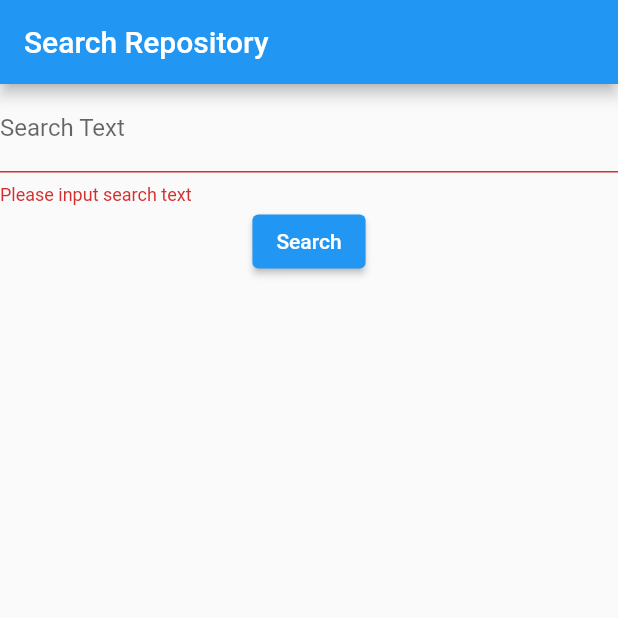
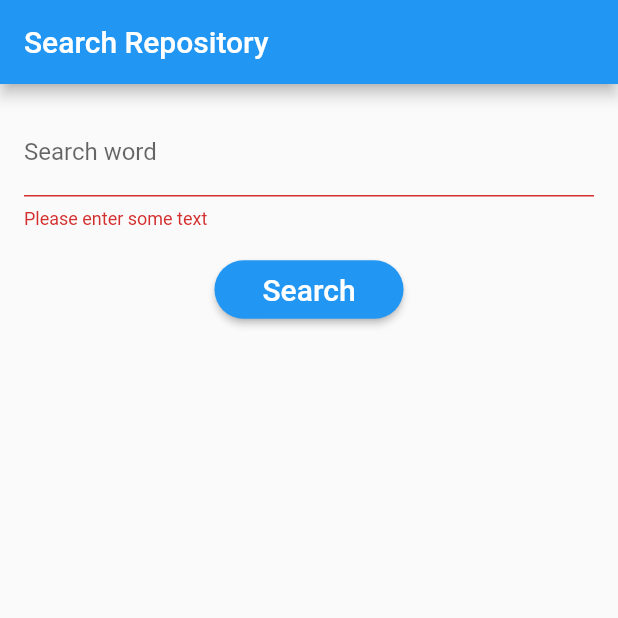
Before and after one commit to AppDeveloperMLLB/codecheck, a Flutter app: the screen it shows after launch, after a tap on "Search", on a phone screen of 412 x 824 dp, the top half of it. Run offline on Flutter 3.47's test engine with Material 2 defaults, Android fonts, the phone set to English and light mode, and no system bars; our stand-ins replace flutter_hooks, freezed_annotation, go_router, hooks_riverpod; network calls fail.

Commit message:
Feat/add search repository page (#11)
* feat/add_search_repository_page first commit

* [update]Updated search result list view

Change the content displayed in the list to show only the repository name.

* [update]Added search text validator

refs #3 Added search text validator when search with a blank.

* [update]Define the string to be displayed on the screen.

refs #3 Define the string to be displayed on the screen in AppStrings.

* [update]Refined page design.

refs #1 Refined search page design.

* [add]Added golden test.

refs #3 Added golden test of FormButton.

* [add]Added InputTextFormField golden test.

Added InputTextFormField golden test.

* [fix]Fixed loading view.

Fixed an issue where the loading indicator was too tall and caused display distortion.

---------

Co-authored-by: MLLB <app.developer.mllb@gmail.com>

```diff
--- a/lib/main.dart
+++ b/lib/main.dart
@@ -1,4 +1,5 @@
 import 'package:codecheck/core/router/app_router.dart';
+import 'package:codecheck/presentation/app_theme.dart';
 import 'package:flutter/material.dart';
 import 'package:hooks_riverpod/hooks_riverpod.dart';
 
@@ -17,9 +18,7 @@ class MyApp extends StatelessWidget {
     final appRouter = AppRouter().router;
     return MaterialApp.router(
       title: 'Codecheck',
-      theme: ThemeData(
-        primarySwatch: Colors.blue,
-      ),
+      theme: appTheme,
       routeInformationParser: appRouter.routeInformationParser,
       routerDelegate: appRouter.routerDelegate,
       routeInformationProvider: appRouter.routeInformationProvider,
--- /dev/null
+++ b/lib/presentation/app_strings.dart
@@ -0,0 +1,6 @@
+class AppStrings {
+  static const String inputErrorMessageInSearchText = 'Please enter some text';
+  static const String searchRepositoryPageTitle = 'Search Repository';
+  static const String searchTextLabel = 'Search word';
+  static const String searchButtonLabel = 'Search';
+}
--- /dev/null
+++ b/lib/presentation/app_theme.dart
@@ -0,0 +1,5 @@
+import 'package:flutter/material.dart';
+
+final appTheme = ThemeData(
+  primarySwatch: Colors.blue,
+);
--- a/lib/presentation/page/search_repository_page.dart
+++ b/lib/presentation/page/search_repository_page.dart
@@ -1,4 +1,8 @@
+import 'package:codecheck/presentation/app_strings.dart';
+import 'package:codecheck/presentation/validator/search_text_validator.dart';
+import 'package:codecheck/presentation/widget/form_button.dart';
 import 'package:codecheck/presentation/widget/github_repository_list_view.dart';
+import 'package:codecheck/presentation/widget/input_text_form_field.dart';
 import 'package:flutter/material.dart';
 import 'package:hooks_riverpod/hooks_riverpod.dart';
 import 'package:flutter_hooks/flutter_hooks.dart';
@@ -14,37 +18,40 @@ class SearchRepositoryPage extends HookConsumerWidget {
     final searchWord = useState('');
     return Scaffold(
       appBar: AppBar(
-        title: const Text('Search Repository'),
+        title: const Text(
+          AppStrings.searchRepositoryPageTitle,
+        ),
       ),
       body: SafeArea(
         child: Form(
           key: formKey,
           child: Column(
             children: [
-              TextFormField(
-                controller: searchTextController,
-                decoration: const InputDecoration(
-                  labelText: 'Search Text',
+              Padding(
+                padding: const EdgeInsets.all(16),
+                child: InputTextFormField(
+                  controller: searchTextController,
+                  label: AppStrings.searchTextLabel,
+                  validator: (text) {
+                    return SearchTextValidator.validate(text);
+                  },
                 ),
-                validator: (text) {
-                  if (text == null || text.isEmpty) {
-                    return 'Please input search text';
-                  }
-                  return null;
-                },
               ),
-              ElevatedButton(
+              FormButton(
                 onPressed: () {
                   if (formKey.currentState!.validate()) {
                     searchWord.value = searchTextController.text;
                   }
                 },
-                child: const Text('Search'),
+                text: AppStrings.searchButtonLabel,
               ),
               if (searchWord.value.isNotEmpty)
                 Expanded(
-                  child: GithubRepositoryListView(
-                    searchWord: searchTextController.text,
+                  child: Padding(
+                    padding: const EdgeInsets.all(16.0),
+                    child: GithubRepositoryListView(
+                      searchWord: searchTextController.text,
+                    ),
                   ),
                 ),
             ],
--- /dev/null
+++ b/lib/presentation/validator/search_text_validator.dart
@@ -0,0 +1,11 @@
+import 'package:codecheck/presentation/app_strings.dart';
+
+class SearchTextValidator {
+  static String? validate(String? value) {
+    if (value == null || value.isEmpty) {
+      return AppStrings.inputErrorMessageInSearchText;
+    }
+
+    return null;
+  }
+}
--- /dev/null
+++ b/lib/presentation/widget/form_button.dart
@@ -0,0 +1,36 @@
+import 'package:flutter/material.dart';
+
+class FormButton extends StatelessWidget {
+  const FormButton({
+    super.key,
+    required this.text,
+    this.onPressed,
+  });
+
+  final VoidCallback? onPressed;
+  final String text;
+
+  @override
+  Widget build(BuildContext context) {
+    return ElevatedButton(
+      onPressed: onPressed,
+      style: ElevatedButton.styleFrom(
+        shape: RoundedRectangleBorder(
+          borderRadius: BorderRadius.circular(32),
+        ),
+        textStyle: Theme.of(context).textTheme.titleLarge,
+      ),
+      child: Padding(
+        padding: const EdgeInsets.only(
+          top: 8,
+          left: 16.0,
+          right: 16.0,
+          bottom: 8,
+        ),
+        child: Text(
+          text,
+        ),
+      ),
+    );
+  }
+}
--- a/lib/presentation/widget/github_repository_list_view.dart
+++ b/lib/presentation/widget/github_repository_list_view.dart
@@ -14,7 +14,9 @@ class GithubRepositoryListView extends HookConsumerWidget {
       githubRepositoriesProvider(searchWord),
     );
     if (repositories.isLoading) {
-      return const CircularProgressIndicator();
+      return const Center(
+        child: CircularProgressIndicator(),
+      );
     }
 
     if (repositories.hasError) {
@@ -25,22 +27,11 @@ class GithubRepositoryListView extends HookConsumerWidget {
       itemCount: repositories.value?.length ?? 0,
       itemBuilder: (context, index) {
         final repository = repositories.value![index];
-        return Column(
-          mainAxisAlignment: MainAxisAlignment.start,
-          crossAxisAlignment: CrossAxisAlignment.start,
-          children: [
-            Text("fullName : ${repository.fullName}"),
-            Image.network(
-              repository.owner?.avatarUrl ?? '',
-              width: 100,
-              height: 100,
-            ),
-            Text("language : ${repository.language ?? '-'}"),
-            Text("stargazersCount : ${repository.stargazersCount}"),
-            Text("watchersCount : ${repository.watchersCount}"),
-            Text("forksCount : ${repository.forksCount}"),
-            Text("openIssuesCount : ${repository.openIssuesCount}"),
-          ],
+        return ListTile(
+          title: Text(
+            repository.fullName,
+            style: Theme.of(context).textTheme.titleLarge,
+          ),
         );
       },
       separatorBuilder: (context, index) {
--- /dev/null
+++ b/lib/presentation/widget/input_text_form_field.dart
@@ -0,0 +1,26 @@
+import 'package:flutter/material.dart';
+
+class InputTextFormField extends StatelessWidget {
+  const InputTextFormField({
+    super.key,
+    required this.controller,
+    required this.label,
+    this.validator,
+  });
+
+  final TextEditingController controller;
+  final String label;
+  final String? Function(String?)? validator;
+
+  @override
+  Widget build(BuildContext context) {
+    return TextFormField(
+      controller: controller,
+      style: Theme.of(context).textTheme.titleMedium,
+      decoration: InputDecoration(
+        labelText: label,
+      ),
+      validator: validator,
+    );
+  }
+}
--- a/pubspec.yaml
+++ b/pubspec.yaml
@@ -55,6 +55,7 @@ dev_dependencies:
   build_runner: ^2.4.6
   freezed: ^2.4.5
   json_serializable: ^6.7.1
+  golden_toolkit: ^0.15.0
 
 # For information on the generic Dart part of this file, see the
 # following page: https://dart.dev/tools/pub/pubspec
```
Also changed, not shown: pubspec.lock, 6 other files.
